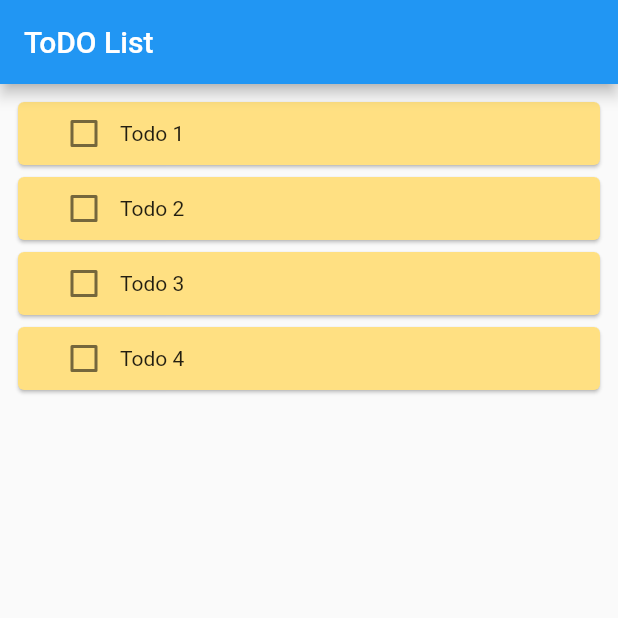
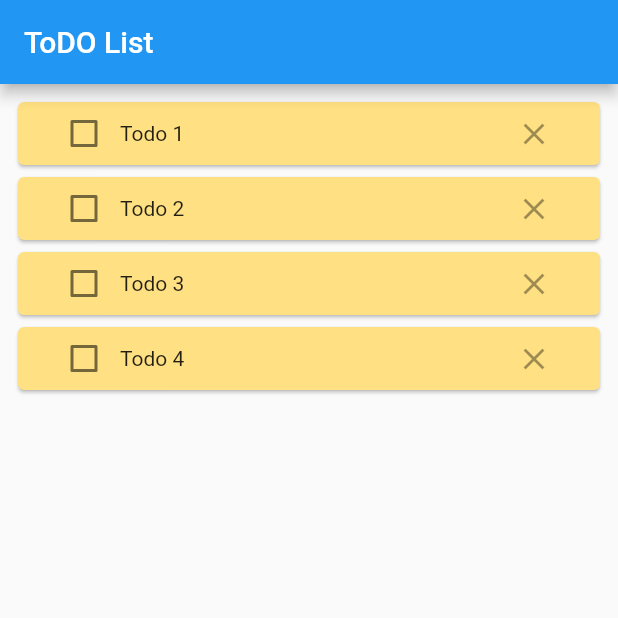
Before and after one commit to 6210110297/flutter_todo, a Flutter app: the screen it shows after launch, on a phone screen of 412 x 824 dp, the top half of it. Run offline on Flutter 3.47's test engine with Material 2 defaults, Android fonts, the phone set to English and light mode, and no system bars; our stand-ins replace bloc, equatable.

Commit message:
delete_icon

```diff
--- a/lib/main.dart
+++ b/lib/main.dart
@@ -44,7 +44,9 @@ class _MyStatefulWidgetState extends State<MyStatefulWidget> {
   static const TextStyle optionStyle =
       TextStyle(fontSize: 30, fontWeight: FontWeight.bold);
   final List<Widget> _widgetOptions = <Widget>[
+    //page1
     CardList(),
+    //page2
     Text(
       'Index 1: Stats',
       style: optionStyle,
--- a/lib/widget/checklist.dart
+++ b/lib/widget/checklist.dart
@@ -8,6 +8,8 @@ class LabeledCheckbox extends StatelessWidget {
     this.onChanged,
   });
 
+  _delete() {}
+
   final String label;
   final EdgeInsets padding;
   final bool value;
@@ -15,27 +17,37 @@ class LabeledCheckbox extends StatelessWidget {
 
   @override
   Widget build(BuildContext context) {
-    return InkWell(
-      onTap: () {
-        onChanged(!value);
-      },
+    return Container(
       child: Padding(
         padding: padding,
         child: Row(
           children: <Widget>[
-            Checkbox(
-              value: value,
-              onChanged: (bool newValue) {
-                onChanged(newValue);
+            InkWell(
+              onTap: () {
+                onChanged(!value);
               },
+              child: Checkbox(
+                value: value,
+                onChanged: (bool newValue) {
+                  onChanged(newValue);
+                },
+              ),
             ),
             Expanded(child: Text(label)),
+            IconButton(
+              hoverColor: Colors.white,
+              icon: Icon(Icons.clear),
+              onPressed: _delete(),
+              tooltip: 'Delete',
+            )
           ],
         ),
       ),
     );
   }
 }
+//icon button
+//https://api.flutter.dev/flutter/material/IconButton-class.html
 
 /// This is the stateful widget that the main application instantiates.
 class CheckBox extends StatefulWidget {
```
